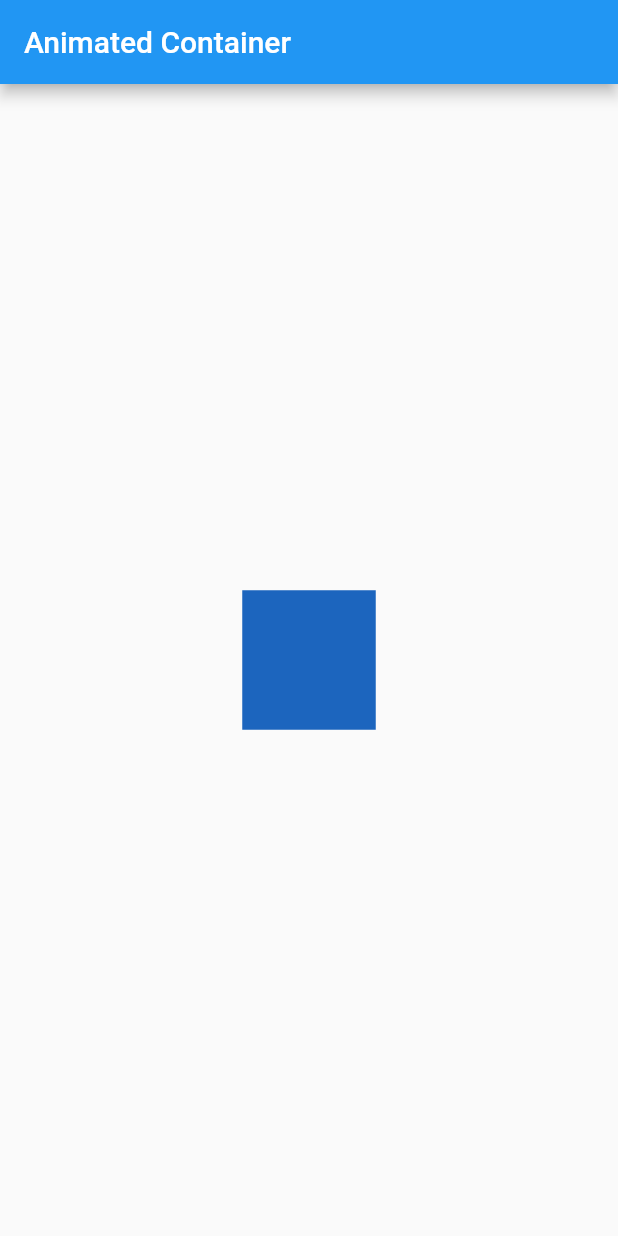
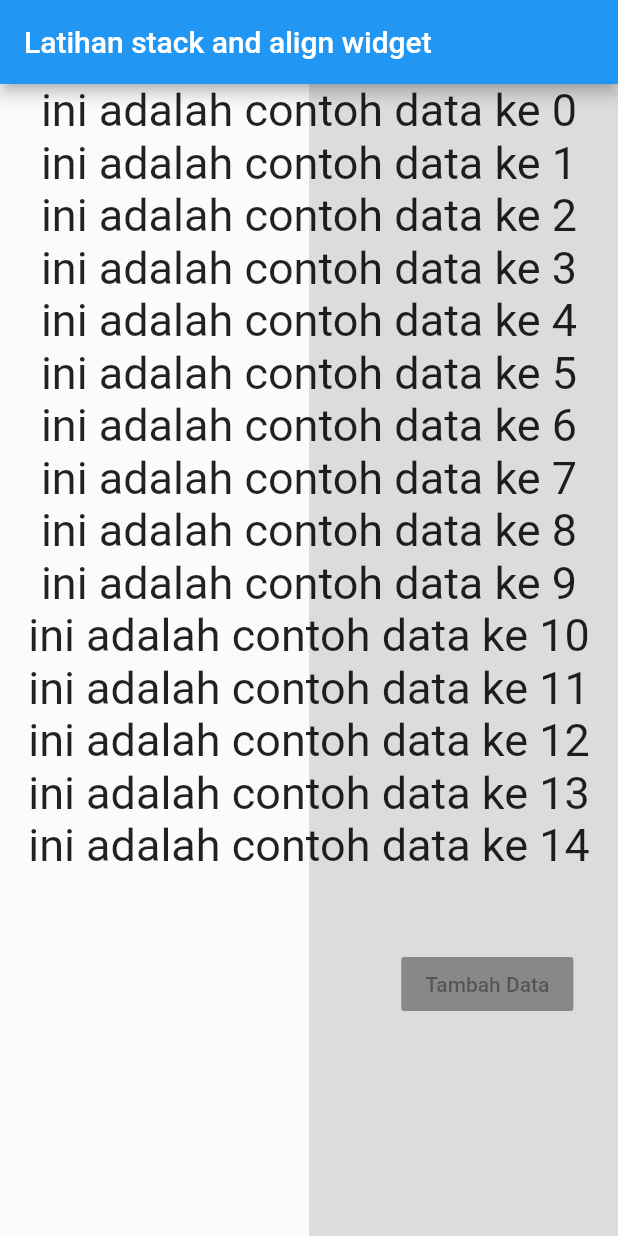
Before and after one commit to mtomyis/flutterku, a Flutter app: the screen it shows after launch, on a phone screen of 412 x 824 dp. Run offline on Flutter 3.47's test engine with Material 2 defaults, Android fonts, the phone set to English and light mode, and no system bars.

Commit message:
stack and alignment

```diff
--- a/lib/main.dart
+++ b/lib/main.dart
@@ -192,32 +192,172 @@ void main() {
 //   }
 // }
 
-class MyApp extends StatefulWidget {
-  @override
-  _MyAppState createState() => _MyAppState();
-}
+// class MyApp extends StatefulWidget {
+//   @override
+//   _MyAppState createState() => _MyAppState();
+// }
 
-Random random = new Random();
+// Random random = new Random();
 
-class _MyAppState extends State<MyApp> {
+// class _MyAppState extends State<MyApp> {
+//   @override
+//   Widget build(BuildContext context) {
+//     return MaterialApp(
+//       home: Scaffold(
+//         appBar: AppBar(title: Text("Animated Container")),
+//         body: Center(
+//           child: GestureDetector(
+//             onTap: () {
+//               setState(() {});
+//             },
+//             child: AnimatedContainer(
+//               duration: Duration(seconds: 1),
+//               color: Color.fromARGB(255, random.nextInt(256),
+//                   random.nextInt(256), random.nextInt(256)),
+//               width: 50.0 + random.nextInt(101),
+//               height: 50.0 + random.nextInt(101),
+//             ),
+//           ),
+//         ),
+//       ),
+//     );
+//   }
+// }
+
+// class MyApp extends StatelessWidget {
+//   @override
+//   Widget build(BuildContext context) {
+//     return MaterialApp(
+//       home: Scaffold(
+//         appBar: AppBar(
+//           title: Text("Latihan Fleksibel Container"),
+//         ),
+//         body: Column(
+//           children: [
+//             Flexible(
+//               flex: 5,
+//               child: Row(
+//                 children: [
+//                   Flexible(
+//                     flex: 3,
+//                     child: Container(
+//                       color: Colors.green,
+//                     ),
+//                   ),
+//                   Flexible(
+//                     flex: 3,
+//                     child: Container(
+//                       color: Colors.red,
+//                     ),
+//                   ),
+//                   Flexible(
+//                     flex: 3,
+//                     child: Container(
+//                       color: Colors.blue,
+//                     ),
+//                   )
+//                 ],
+//               ),
+//             ),
+//             Flexible(
+//               flex: 3,
+//               child: Container(
+//                 color: Colors.cyanAccent,
+//               ),
+//             ),
+//             Flexible(
+//               flex: 2,
+//               child: Container(
+//                 color: Colors.amberAccent,
+//               ),
+//             )
+//           ],
+//         ),
+//       ),
+//     );
+//   }
+// }
+
+class MyApp extends StatelessWidget {
+  List<Widget> widget = [];
+
+  MyApp() {
+    for (var i = 0; i < 15; i++) {
+      widget.add(Text(
+        "ini adalah contoh data ke " + i.toString(),
+        style: TextStyle(fontSize: 30),
+      ));
+    }
+  }
+
   @override
   Widget build(BuildContext context) {
     return MaterialApp(
       home: Scaffold(
-        appBar: AppBar(title: Text("Animated Container")),
-        body: Center(
-          child: GestureDetector(
-            onTap: () {
-              setState(() {});
-            },
-            child: AnimatedContainer(
-              duration: Duration(seconds: 1),
-              color: Color.fromARGB(255, random.nextInt(256),
-                  random.nextInt(256), random.nextInt(256)),
-              width: 50.0 + random.nextInt(101),
-              height: 50.0 + random.nextInt(101),
+        appBar: AppBar(
+          title: Text("Latihan stack and align widget"),
+        ),
+        body: Stack(
+          children: [
+            //background
+            Column(
+              children: [
+                Flexible(
+                  flex: 1,
+                  child: Row(
+                    children: [
+                      Flexible(
+                        flex: 1,
+                        child: Container(
+                          color: Colors.white10,
+                        ),
+                      ),
+                      Flexible(
+                        flex: 1,
+                        child: Container(
+                          color: Colors.black12,
+                        ),
+                      )
+                    ],
+                  ),
+                ),
+                Flexible(
+                  flex: 1,
+                  child: Row(
+                    children: [
+                      Flexible(
+                        flex: 1,
+                        child: Container(
+                          color: Colors.white10,
+                        ),
+                      ),
+                      Flexible(
+                        flex: 1,
+                        child: Container(
+                          color: Colors.black12,
+                        ),
+                      )
+                    ],
+                  ),
+                ),
+              ],
             ),
-          ),
+            ListView(
+              children: [
+                Column(
+                  children: widget,
+                )
+              ],
+            ),
+            Align(
+              alignment: Alignment(0.8, 0.6),
+              child: RaisedButton(
+                color: Colors.amber[200],
+                onPressed: null,
+                child: Text("Tambah Data"),
+              ),
+            )
+          ],
         ),
       ),
     );
```
